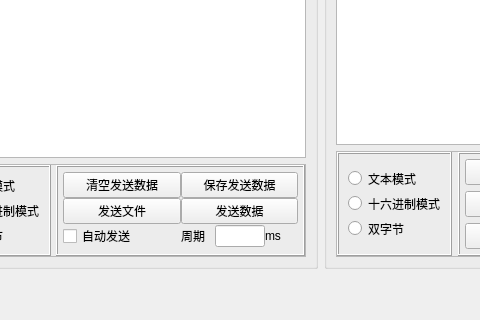
First picture: the form in MainWindow.ui, repository kerwinxu/ComHelper, before the edit; both pictures show x 86 to 566 and y 194 to 514 of the 813 by 514 pixel window.
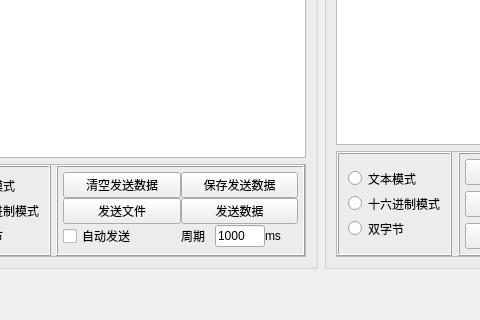
Second picture: the form after the edit.

What changed in the file:
```diff
--- a/MainWindow.ui
+++ b/MainWindow.ui
@@ -370,6 +370,9 @@
                            <height>16777215</height>
                           </size>
                          </property>
+                         <property name="text">
+                          <string>1000</string>
+                         </property>
                         </widget>
                        </item>
                        <item>
```
